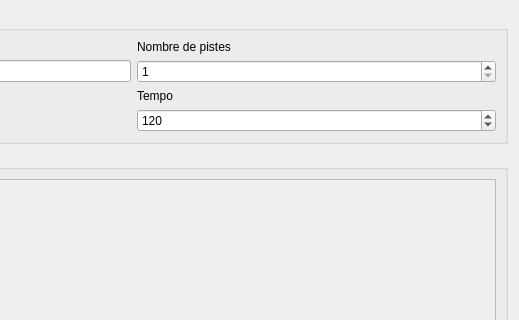
Above: UdooManager/MainWidget.ui from packadal/boiteselectriques-Manager before the change; both pictures show x 251 to 770 and y 0 to 320 of the 770 by 640 pixel window. Below: the same form after it.
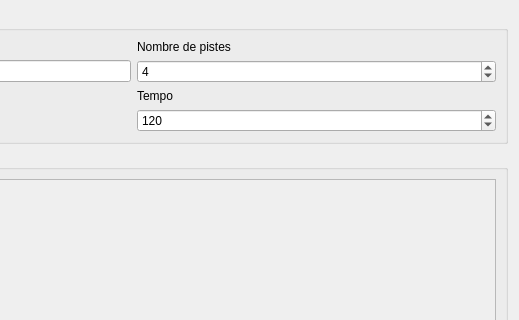
That is the form after the change.

Patch:
```diff
--- a/UdooManager/MainWidget.ui
+++ b/UdooManager/MainWidget.ui
@@ -36,11 +36,14 @@
       <item row="1" column="1">
        <widget class="QSpinBox" name="trackCount">
         <property name="minimum">
-         <number>1</number>
+         <number>0</number>
         </property>
         <property name="maximum">
          <number>16</number>
         </property>
+        <property name="value">
+         <number>4</number>
+        </property>
        </widget>
       </item>
       <item row="0" column="1">
```
